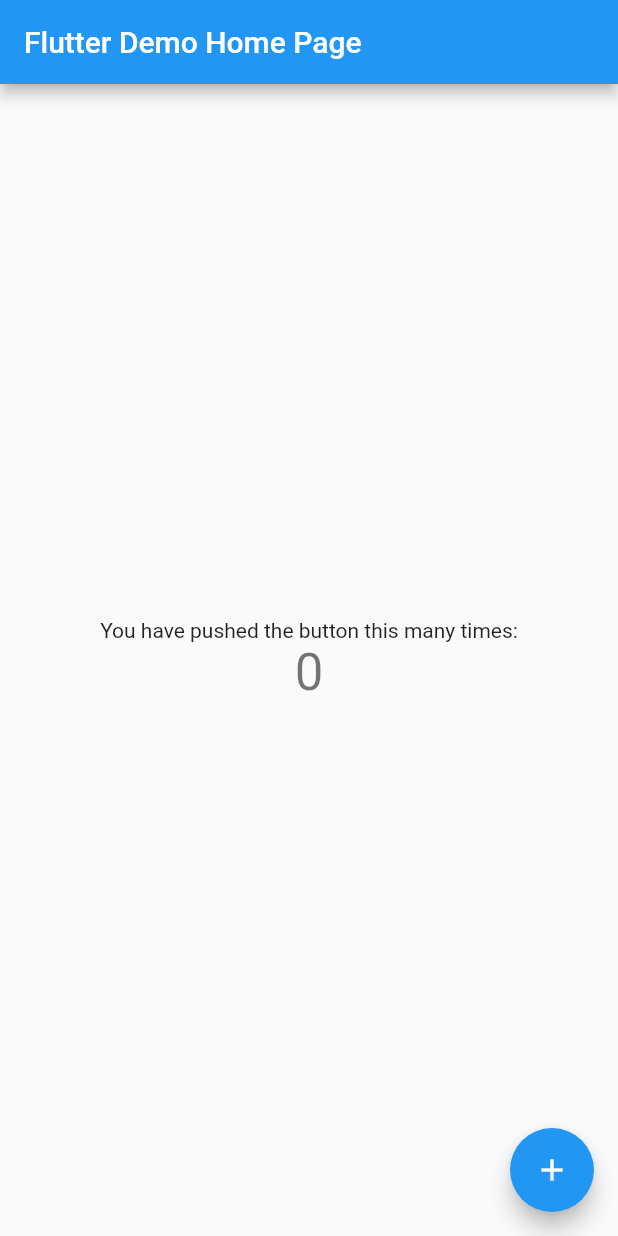
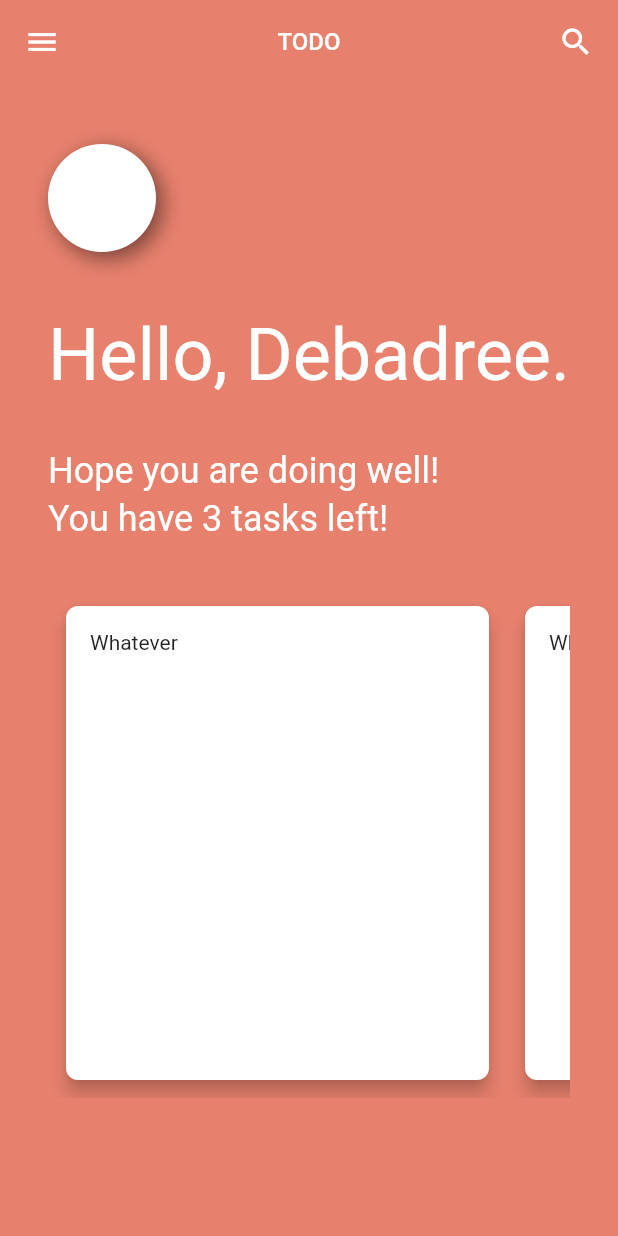
Before and after one commit to debadree25/todo_app_flutter, a Flutter app: the screen it shows after launch, on a phone screen of 412 x 824 dp. Run offline on Flutter 3.47's test engine with Material 2 defaults, Android fonts, the phone set to English and light mode, and no system bars.

Commit message:
Initial design

```diff
--- a/lib/main.dart
+++ b/lib/main.dart
@@ -3,109 +3,144 @@ import 'package:flutter/material.dart';
 void main() => runApp(MyApp());
 
 class MyApp extends StatelessWidget {
-  // This widget is the root of your application.
   @override
   Widget build(BuildContext context) {
     return MaterialApp(
-      title: 'Flutter Demo',
+      title: 'TODO',
       theme: ThemeData(
-        // This is the theme of your application.
-        //
-        // Try running your application with "flutter run". You'll see the
-        // application has a blue toolbar. Then, without quitting the app, try
-        // changing the primarySwatch below to Colors.green and then invoke
-        // "hot reload" (press "r" in the console where you ran "flutter run",
-        // or simply save your changes to "hot reload" in a Flutter IDE).
-        // Notice that the counter didn't reset back to zero; the application
-        // is not restarted.
         primarySwatch: Colors.blue,
       ),
-      home: MyHomePage(title: 'Flutter Demo Home Page'),
+      home: MyHomePage(),
     );
   }
 }
 
 class MyHomePage extends StatefulWidget {
-  MyHomePage({Key key, this.title}) : super(key: key);
-
-  // This widget is the home page of your application. It is stateful, meaning
-  // that it has a State object (defined below) that contains fields that affect
-  // how it looks.
-
-  // This class is the configuration for the state. It holds the values (in this
-  // case the title) provided by the parent (in this case the App widget) and
-  // used by the build method of the State. Fields in a Widget subclass are
-  // always marked "final".
-
-  final String title;
+  MyHomePage({
+    Key key,
+  }) : super(key: key);
 
   @override
   _MyHomePageState createState() => _MyHomePageState();
 }
 
 class _MyHomePageState extends State<MyHomePage> {
-  int _counter = 0;
-
-  void _incrementCounter() {
-    setState(() {
-      // This call to setState tells the Flutter framework that something has
-      // changed in this State, which causes it to rerun the build method below
-      // so that the display can reflect the updated values. If we changed
-      // _counter without calling setState(), then the build method would not be
-      // called again, and so nothing would appear to happen.
-      _counter++;
-    });
+  final appColors = [
+    Color.fromRGBO(231, 129, 109, 1.0),
+    Color.fromRGBO(99, 138, 223, 1.0),
+    Color.fromRGBO(111, 194, 173, 1.0)
+  ];
+  var currentInd = 0;
+  var cardIndex = 0;
+  ScrollController scrollController;
+  @override
+  void initState() {
+    super.initState();
+    scrollController = new ScrollController();
   }
 
   @override
   Widget build(BuildContext context) {
-    // This method is rerun every time setState is called, for instance as done
-    // by the _incrementCounter method above.
-    //
-    // The Flutter framework has been optimized to make rerunning build methods
-    // fast, so that you can just rebuild anything that needs updating rather
-    // than having to individually change instances of widgets.
     return Scaffold(
-      appBar: AppBar(
-        // Here we take the value from the MyHomePage object that was created by
-        // the App.build method, and use it to set our appbar title.
-        title: Text(widget.title),
+      backgroundColor: appColors[currentInd],
+      appBar: new AppBar(
+        title: new Text("TODO", style: TextStyle(fontSize: 16)),
+        backgroundColor: appColors[currentInd],
+        centerTitle: true,
+        actions: <Widget>[
+          Padding(
+            padding: EdgeInsets.only(right: 16),
+            child: Icon(Icons.search),
+          )
+        ],
+        elevation: 0,
       ),
-      body: Center(
-        // Center is a layout widget. It takes a single child and positions it
-        // in the middle of the parent.
-        child: Column(
-          // Column is also a layout widget. It takes a list of children and
-          // arranges them vertically. By default, it sizes itself to fit its
-          // children horizontally, and tries to be as tall as its parent.
-          //
-          // Invoke "debug painting" (press "p" in the console, choose the
-          // "Toggle Debug Paint" action from the Flutter Inspector in Android
-          // Studio, or the "Toggle Debug Paint" command in Visual Studio Code)
-          // to see the wireframe for each widget.
-          //
-          // Column has various properties to control how it sizes itself and
-          // how it positions its children. Here we use mainAxisAlignment to
-          // center the children vertically; the main axis here is the vertical
-          // axis because Columns are vertical (the cross axis would be
-          // horizontal).
-          mainAxisAlignment: MainAxisAlignment.center,
-          children: <Widget>[
-            Text(
-              'You have pushed the button this many times:',
-            ),
-            Text(
-              '$_counter',
-              style: Theme.of(context).textTheme.display1,
-            ),
-          ],
-        ),
+      drawer: Drawer(),
+      body: Column(
+        crossAxisAlignment: CrossAxisAlignment.start,
+        children: <Widget>[
+          Row(),
+          Padding(
+              padding: EdgeInsets.symmetric(horizontal: 32, vertical: 32),
+              child: Container(
+                  child: Column(
+                crossAxisAlignment: CrossAxisAlignment.start,
+                children: <Widget>[
+                  Padding(
+                    padding: EdgeInsets.symmetric(vertical: 8),
+                    child: ProfileImage(),
+                  ),
+                  Padding(
+                    padding: EdgeInsets.symmetric(vertical: 32),
+                    child: Text(
+                      'Hello, Debadree.',
+                      style: TextStyle(fontSize: 48, color: Colors.white),
+                    ),
+                  ),
+                  Padding(
+                      padding: EdgeInsets.only(top: 4),
+                      child: Text(
+                        'Hope you are doing well!',
+                        style: TextStyle(fontSize: 24, color: Colors.white),
+                      )),
+                  Padding(
+                    padding: EdgeInsets.only(top: 4),
+                    child: Text('You have 3 tasks left!',
+                        style: TextStyle(fontSize: 24, color: Colors.white)),
+                  ),
+                  Padding(padding: EdgeInsets.only(top: 32)),
+                  Container(
+                      height: 340,
+                      child: ListView(
+                        controller: scrollController,
+                        shrinkWrap: true,
+                        scrollDirection: Axis.horizontal,
+                        physics: NeverScrollableScrollPhysics(),
+                        children: <Widget>[
+                          TaskCategoryCard(),
+                          TaskCategoryCard(),
+                          TaskCategoryCard()
+                        ],
+                      ))
+                ],
+              ))),
+        ],
       ),
-      floatingActionButton: FloatingActionButton(
-        onPressed: _incrementCounter,
-        tooltip: 'Increment',
-        child: Icon(Icons.add),
-      ), // This trailing comma makes auto-formatting nicer for build methods.
     );
   }
 }
+
+class ProfileImage extends StatelessWidget {
+  Widget build(BuildContext context) {
+    return Container(
+        width: 72,
+        height: 72,
+        decoration: BoxDecoration(
+            shape: BoxShape.circle,
+            color: Colors.white,
+            boxShadow: [
+              BoxShadow(
+                  color: Colors.black.withOpacity(0.5),
+                  blurRadius: 12,
+                  offset: Offset(4, 4))
+            ]));
+  }
+}
+
+class TaskCategoryCard extends StatelessWidget {
+  @override
+  Widget build(BuildContext context) {
+    return Padding(
+        padding: EdgeInsets.all(8),
+        child: Card(
+          shape: RoundedRectangleBorder(
+            borderRadius: BorderRadius.circular(8),
+          ),
+          elevation: 5,
+          child: Padding(
+            padding: EdgeInsets.all(16),
+            child: Container(width: 250, child: Text('Whatever')),
+          ),
+        ));
+  }
+}
```
